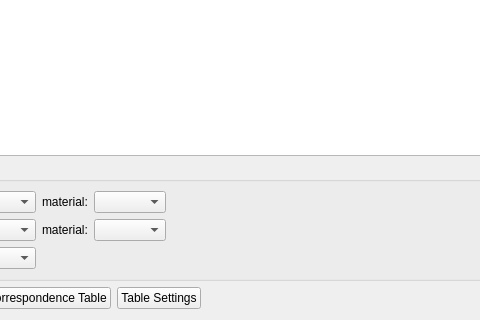
Before: the Qt Designer form src/ui/results_dialog.ui in LLNL/RASE, drawn with Qt 5; both pictures show x 115 to 595 and y 162 to 482 of the 1253 by 482 pixel window.
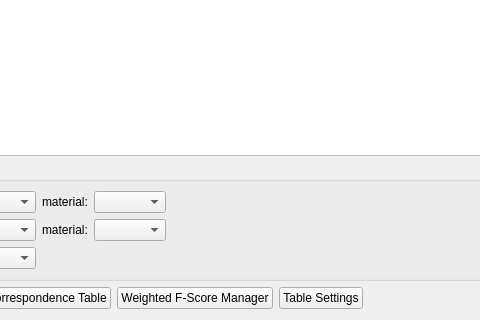
After: the same form once the commit is applied.

Patch:
```diff
--- a/src/ui/results_dialog.ui
+++ b/src/ui/results_dialog.ui
@@ -148,6 +148,13 @@
        </property>
       </widget>
      </item>
+     <item>
+      <widget class="QPushButton" name="buttonManageWeights">
+       <property name="text">
+        <string>Weighted F-Score Manager</string>
+       </property>
+      </widget>
+     </item>
      <item>
       <widget class="QPushButton" name="btnSettings">
        <property name="text">
```
